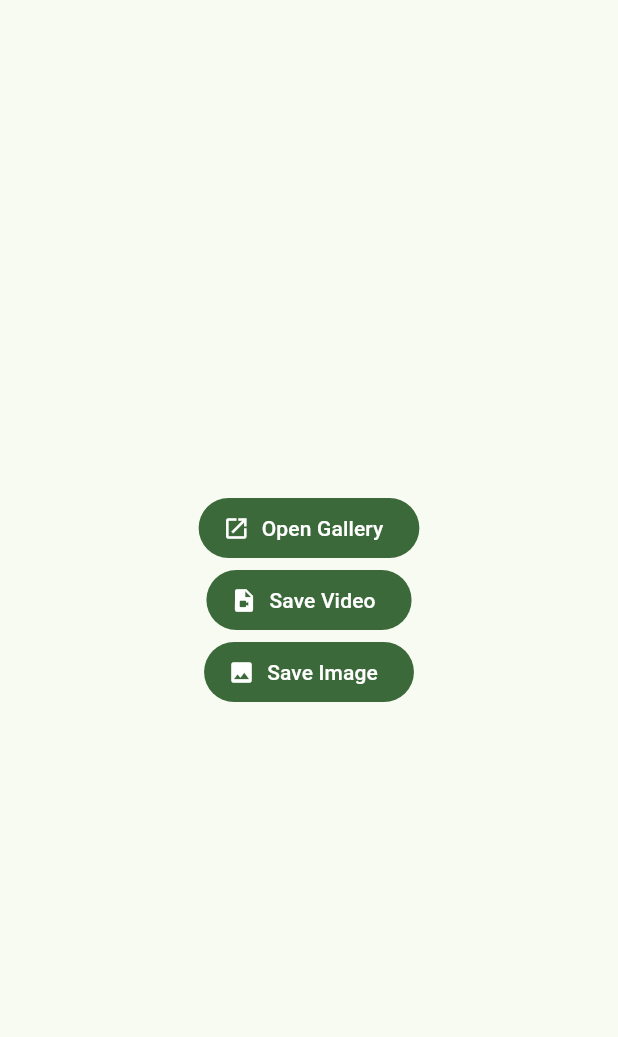
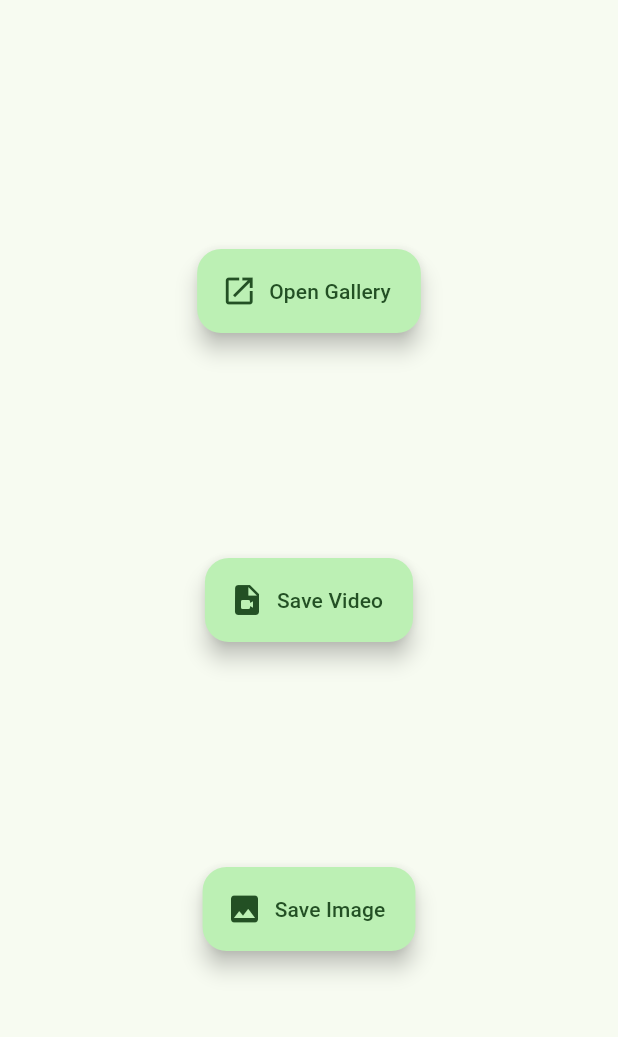
Before and after one commit to natsuk4ze/gal, a Flutter app: the screen it shows after launch, after a tap on "Save Video", on a phone screen of 412 x 824 dp, the part 60-1097 px from its top. Run offline on Flutter 3.47's test engine with Material 2 defaults, Android fonts, the phone set to English and light mode, and no system bars; our stand-ins replace plugin_platform_interface; missing offline and left inert: android_intent_plus.

Commit message:
Update main.dart

```diff
--- a/example/lib/main.dart
+++ b/example/lib/main.dart
@@ -14,6 +14,13 @@ class App extends StatelessWidget {
 
   @override
   Widget build(BuildContext context) {
+    final snackBar = SnackBar(
+      content: const Text('Saved! ✅'),
+      action: SnackBarAction(
+        label: 'Gallery ->',
+        onPressed: () async => Gal.open(),
+      ),
+    );
     return MaterialApp(
       theme: ThemeData(
         useMaterial3: true,
@@ -27,29 +34,43 @@ class App extends StatelessWidget {
             style: Theme.of(context).textTheme.titleLarge,
           )),
         ),
-        body: Center(
+        body: Builder(
+          builder: (context) {
+            return Center(
               child: Column(
-            mainAxisSize: MainAxisSize.min,
+                mainAxisAlignment: MainAxisAlignment.spaceEvenly,
                 children: [
-              FilledButton.icon(
+                  FloatingActionButton.extended(
                     onPressed: () async => Gal.open(),
                     label: const Text('Open Gallery'),
                     icon: const Icon(Icons.open_in_new),
                   ),
-              FilledButton.icon(
-                onPressed: () async =>
-                    Gal.putVideo(await getFilePath('assets/done.mp4')),
+                  FloatingActionButton.extended(
+                    onPressed: () async {
+                      final path = await getFilePath('assets/done.mp4');
+                      await Gal.putVideo(path);
+                      if (context.mounted) {
+                        ScaffoldMessenger.of(context).showSnackBar(snackBar);
+                      }
+                    },
                     label: const Text('Save Video'),
                     icon: const Icon(Icons.video_file),
                   ),
-              FilledButton.icon(
-                onPressed: () async =>
-                    Gal.putImage(await getFilePath('assets/done.jpg')),
+                  FloatingActionButton.extended(
+                    onPressed: () async {
+                      final path = await getFilePath('assets/done.jpg');
+                      await Gal.putImage(path);
+                      if (context.mounted) {
+                        ScaffoldMessenger.of(context).showSnackBar(snackBar);
+                      }
+                    },
                     label: const Text('Save Image'),
                     icon: const Icon(Icons.image),
                   ),
                 ],
               ),
+            );
+          }
         ),
       ),
     );
```
Lines whose indentation alone changed are shown as unchanged.
